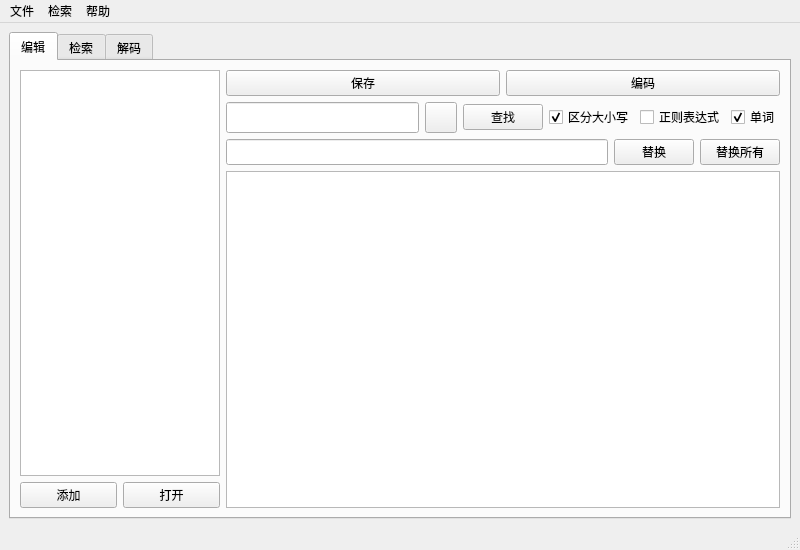
Old version of the form ui/src/main.ui in the repository yunowo/data-structure.
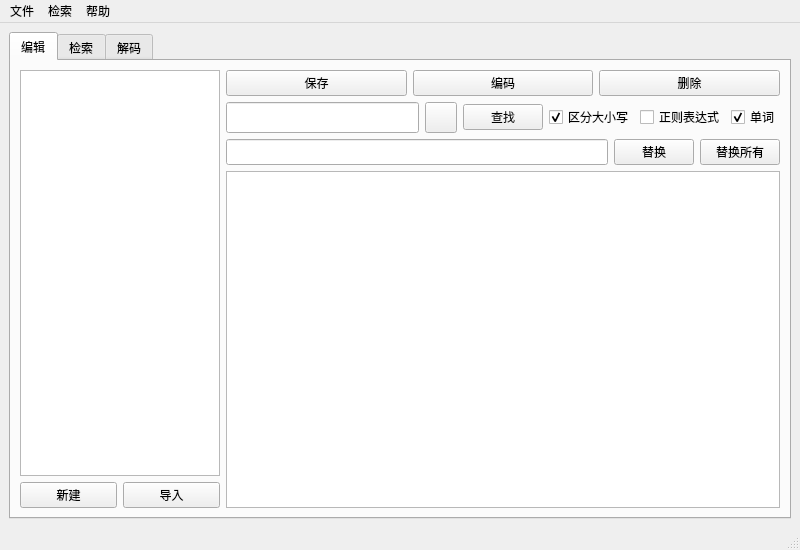
New version of the form. Icons and pictures are not drawn.

Patch:
```diff
--- a/ui/src/main.ui
+++ b/ui/src/main.ui
@@ -40,9 +40,6 @@
          <layout class="QHBoxLayout" name="container">
           <item>
            <layout class="QVBoxLayout" name="left">
-            <property name="sizeConstraint">
-             <enum>QLayout::SetDefaultConstraint</enum>
-            </property>
             <item>
              <widget class="QListWidget" name="list_files">
               <property name="minimumSize">
@@ -64,14 +61,36 @@
               <item>
                <widget class="QPushButton" name="button_add">
                 <property name="text">
-                 <string>添加</string>
+                 <string>新建</string>
+                </property>
+                <property name="icon">
+                 <iconset>
+                  <normalon>:/icon/img/add.png</normalon>
+                 </iconset>
+                </property>
+                <property name="iconSize">
+                 <size>
+                  <width>24</width>
+                  <height>24</height>
+                 </size>
                 </property>
                </widget>
               </item>
               <item>
                <widget class="QPushButton" name="button_open">
                 <property name="text">
-                 <string>打开</string>
+                 <string>导入</string>
+                </property>
+                <property name="icon">
+                 <iconset>
+                  <normalon>:/icon/img/import.png</normalon>
+                 </iconset>
+                </property>
+                <property name="iconSize">
+                 <size>
+                  <width>24</width>
+                  <height>24</height>
+                 </size>
                 </property>
                </widget>
               </item>
@@ -122,6 +141,24 @@
                 </property>
                </widget>
               </item>
+              <item>
+               <widget class="QPushButton" name="button_delete">
+                <property name="text">
+                 <string>删除</string>
+                </property>
+                <property name="icon">
+                 <iconset>
+                  <normalon>:/icon/img/delete.png</normalon>
+                 </iconset>
+                </property>
+                <property name="iconSize">
+                 <size>
+                  <width>24</width>
+                  <height>24</height>
+                 </size>
+                </property>
+               </widget>
+              </item>
              </layout>
             </item>
             <item>
```
Left out of the diff: 10 changed lines with no effect on the pictures.
